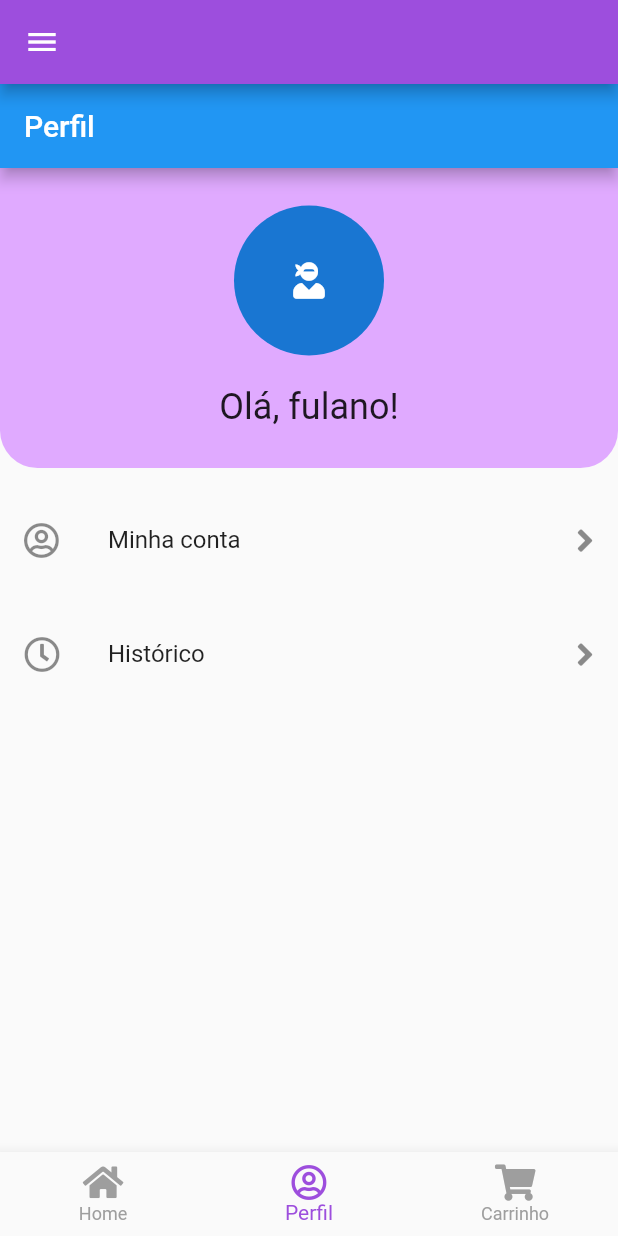
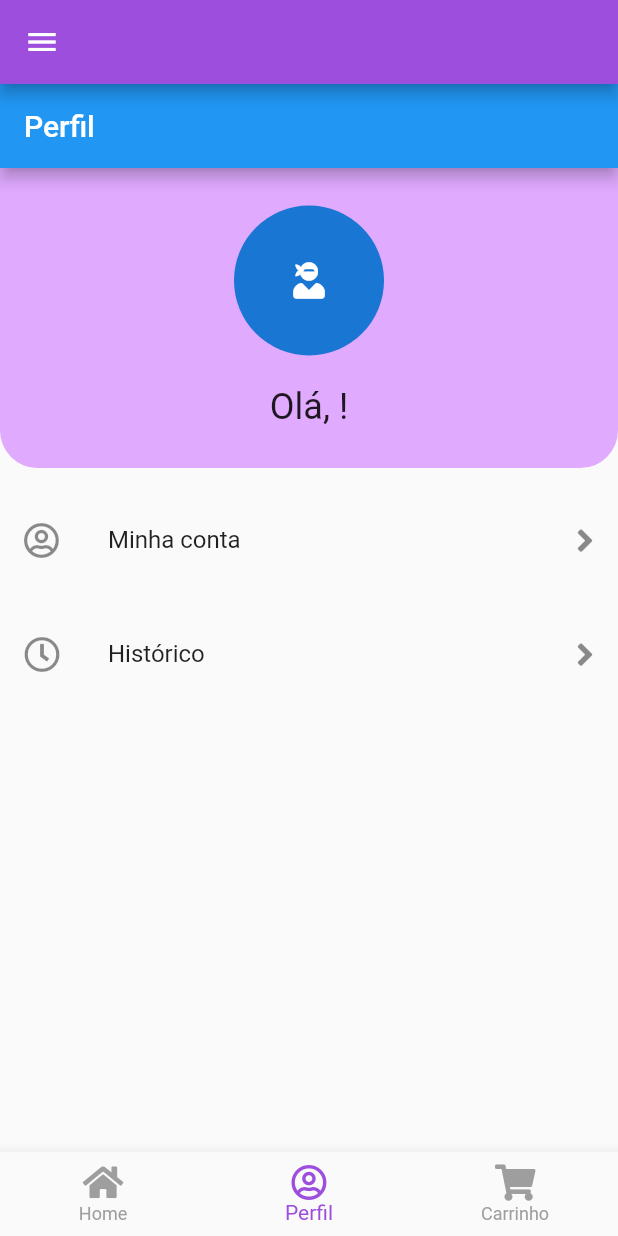
Before and after one commit to nglai/app_cliente, a Flutter app: the screen it shows once a user with an empty profile is signed in, item 2 of the bottom bar chosen, on a phone screen of 412 x 824 dp. Run offline on Flutter 3.47's test engine with Material 2 defaults, Android fonts, the phone set to English and light mode, and no system bars; our stand-ins replace brasil_fields, carousel_slider, cloud_firestore, firebase_auth, firebase_core, font_awesome_flutter and 3 more; accounts and stored records are empty; network calls fail.

Commit message:
Ajuste em usuario model e perfil

```diff
--- a/lib/models/usuario_model.dart
+++ b/lib/models/usuario_model.dart
@@ -36,5 +36,6 @@ class UsuarioModel {
         'nascimento': nascimento,
         'endereco': endereco,
         'cep': cep,
+        'telefone': telefone
       };
 }
--- a/lib/pages/perfil.dart
+++ b/lib/pages/perfil.dart
@@ -1,5 +1,7 @@
+import 'package:app_cliente/controllers/user_controller.dart';
 import 'package:flutter/material.dart';
 import 'package:font_awesome_flutter/font_awesome_flutter.dart';
+import 'package:provider/provider.dart';
 import 'historico.dart';
 import 'minha_conta.dart';
 
@@ -11,6 +13,8 @@ class Perfil extends StatefulWidget {
 }
 
 class _PerfilState extends State<Perfil> {
+  late final userController =
+      Provider.of<UserController>(context, listen: false);
   @override
   Widget build(BuildContext context) {
     final textStyles = Theme.of(context).textTheme;
@@ -42,7 +46,7 @@ class _PerfilState extends State<Perfil> {
                   height: 20,
                 ),
                 Text(
-                  "Olá, fulano!",
+                  "Olá, ${userController.model.nome}!",
                   style: textStyles.headline5,
                 ),
                 //quando userController tiver pronto:
```
